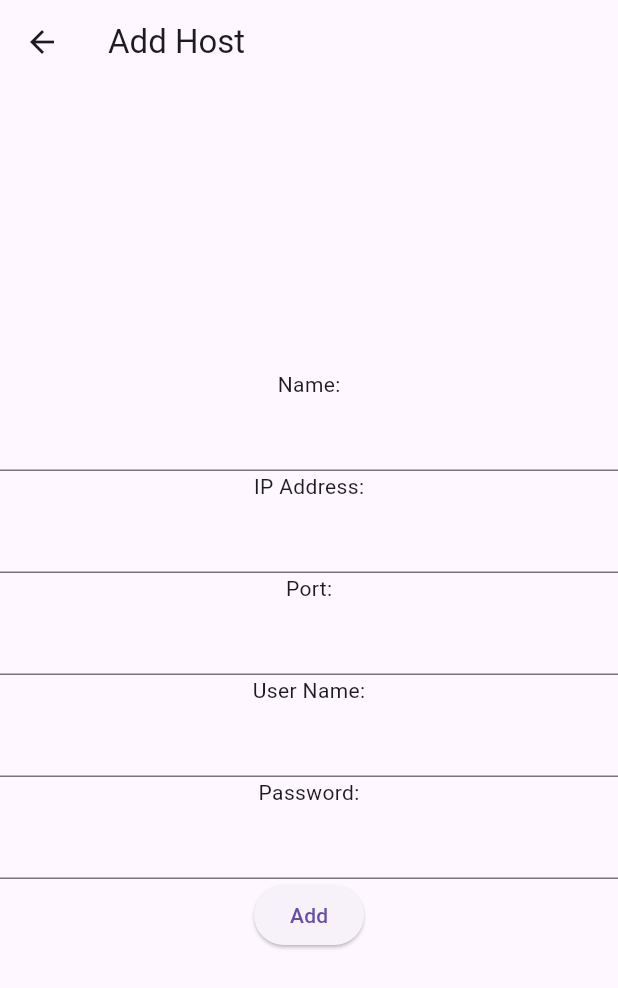
After one commit to atahatah/run-gpu-anywhere, a Flutter app: the HostListPage screen opened by its route, after a tap on the "add" icon, on a phone screen of 412 x 824 dp. The commit adds this screen. Shown: the top 988 px of the screen. Run offline on Flutter 3.47's test engine with Material 3 defaults, Android fonts, the phone set to English and light mode, and no system bars; our stand-ins replace flutter_secure_storage, freezed_annotation, go_router, hooks_riverpod, riverpod_annotation, shared_preferences; missing offline and left inert: dartssh2; accounts and stored records are empty; generated files the repository leaves out were written again.

Commit message:
feat: save ssh hosts and run ls on them

```diff
--- a/lib/src/model/entities/ssh/host.dart
+++ b/lib/src/model/entities/ssh/host.dart
@@ -6,6 +6,10 @@ part 'host.g.dart';
 class Host with _$Host {
   const factory Host({
     required String name,
+    required String ip,
+    required int port,
+    required String userName,
+    required String password,
   }) = _Host;
 
   factory Host.fromJson(Map<String, dynamic> json) => _$HostFromJson(json);
--- a/lib/src/model/use_cases/terminal/ssh_host_controller.dart
+++ b/lib/src/model/use_cases/terminal/ssh_host_controller.dart
@@ -1,5 +1,7 @@
 import 'package:flutter/material.dart';
+import 'package:flutter_secure_storage/flutter_secure_storage.dart';
 import 'package:riverpod_annotation/riverpod_annotation.dart';
+import 'package:shared_preferences/shared_preferences.dart';
 import '../../entities/ssh/host.dart';
 
 part 'ssh_host_controller.g.dart';
@@ -7,13 +9,88 @@ part 'ssh_host_controller.g.dart';
 /// SSHの接続先ホストを管理する
 @riverpod
 class SSHHostList extends _$SSHHostList {
-  List<Host> sshHostListMock = [Host(name: 'host1'), Host(name: 'host2')];
+  @override
+  Future<List<Host>> build() async {
+    return loadAllHosts();
+  }
 
   /// SSHの接続先ホストのリストを取得する
-  @override
-  Future<List<Host>> build() async {
+  Future<List<Host>> loadAllHosts() async {
     debugPrint('loading ssh host list...');
-    await Future<void>.delayed(const Duration(seconds: 1));
-    return sshHostListMock;
+    final prefs = await SharedPreferences.getInstance();
+    final hostNames = prefs.getStringList('hostNames') ?? [];
+    debugPrint('loaded ssh host list');
+    debugPrint('loading each host info...');
+    final hosts = <Host>[];
+    const secureStorage = FlutterSecureStorage();
+    for (final hostName in hostNames) {
+      final ip = prefs.getString('$hostName.ip');
+      final port = prefs.getInt('$hostName.port');
+      final username = prefs.getString('$hostName.username');
+      final password = await secureStorage.read(key: '$hostName.password');
+      if (ip == null || port == null || username == null || password == null) {
+        debugPrint('failed to load host info: $hostName');
+        continue;
+      }
+      hosts.add(
+        Host(
+          name: hostName,
+          ip: ip,
+          port: port,
+          userName: username,
+          password: password,
+        ),
+      );
+    }
+    return hosts;
+  }
+
+  Future<void> reload() async {
+    state = const AsyncLoading();
+    final newHostsList = await loadAllHosts();
+    state = AsyncData(newHostsList);
+  }
+
+  Future<void> addHost(Host host) async {
+    await state.when(
+      data: (hosts) async {
+        final prefs = await SharedPreferences.getInstance();
+        final hostNames = prefs.getStringList('hostNames') ?? [];
+        if (hostNames.contains(host.name)) {
+          throw Exception('Host already exists');
+        }
+        hostNames.add(host.name);
+        await prefs.setStringList('hostNames', hostNames);
+        await prefs.setString('${host.name}.ip', host.ip);
+        await prefs.setInt('${host.name}.port', host.port);
+        await prefs.setString('${host.name}.username', host.userName);
+        const secureStorage = FlutterSecureStorage();
+        await secureStorage.write(
+          key: '${host.name}.password',
+          value: host.password,
+        );
+        state = const AsyncLoading();
+        final newHostsList = await loadAllHosts();
+        state = AsyncData(newHostsList);
+      },
+      loading: () => throw Exception('Loading'),
+      error: (error, _) => throw Exception('Error: $error'),
+    );
+  }
+
+  Future<void> deleteAll() async {
+    final prefs = await SharedPreferences.getInstance();
+    await prefs.remove('hostNames');
+    final hostNames = prefs.getStringList('hostNames') ?? [];
+    for (final hostName in hostNames) {
+      await prefs.remove('$hostName.ip');
+      await prefs.remove('$hostName.port');
+      await prefs.remove('$hostName.username');
+      const secureStorage = FlutterSecureStorage();
+      await secureStorage.delete(key: '$hostName.password');
+    }
+    state = const AsyncLoading();
+    final newHostsList = await loadAllHosts();
+    state = AsyncData(newHostsList);
   }
 }
--- /dev/null
+++ b/lib/src/presentation/pages/host_list/add_host_page.dart
@@ -0,0 +1,70 @@
+import 'package:flutter/material.dart';
+import 'package:go_router/go_router.dart';
+import 'package:hooks_riverpod/hooks_riverpod.dart';
+import 'package:run_gpu_anywhere/src/model/entities/ssh/host.dart';
+import 'package:run_gpu_anywhere/src/model/use_cases/terminal/ssh_host_controller.dart';
+
+class AddHostPage extends ConsumerWidget {
+  AddHostPage({super.key});
+
+  static String get pageName => 'AddHostPage';
+  static String get pagePath => '/hosts_list/add_host';
+
+  final name = TextEditingController();
+  final ip = TextEditingController();
+  final port = TextEditingController();
+  final userName = TextEditingController();
+  final password = TextEditingController();
+
+  @override
+  Widget build(BuildContext context, WidgetRef ref) {
+    return Scaffold(
+      appBar: AppBar(
+        title: const Text('Add Host'),
+      ),
+      body: Center(
+        child: SingleChildScrollView(
+          child: Column(
+            children: [
+              const Text('Name:'),
+              TextField(controller: name),
+              const Text('IP Address:'),
+              TextField(
+                controller: ip,
+                keyboardType:
+                    const TextInputType.numberWithOptions(decimal: true),
+              ),
+              const Text('Port:'),
+              TextField(controller: port, keyboardType: TextInputType.number),
+              const Text('User Name:'),
+              TextField(
+                controller: userName,
+              ),
+              const Text('Password:'),
+              TextField(controller: password, obscureText: true),
+              ElevatedButton(
+                child: const Text('Add'),
+                onPressed: () async {
+                  final newHost = Host(
+                    name: name.text,
+                    ip: ip.text,
+                    port: int.parse(port.text),
+                    userName: userName.text,
+                    password: password.text,
+                  );
+                  final sshHostListController =
+                      ref.read(sSHHostListProvider.notifier);
+                  await sshHostListController.addHost(newHost);
+                  if (!context.mounted) {
+                    return;
+                  }
+                  GoRouter.of(context).pop();
+                },
+              ),
+            ],
+          ),
+        ),
+      ),
+    );
+  }
+}
--- /dev/null
+++ b/lib/src/presentation/pages/host_list/host_list_page.dart
@@ -0,0 +1,55 @@
+import 'package:flutter/material.dart';
+import 'package:go_router/go_router.dart';
+import 'package:hooks_riverpod/hooks_riverpod.dart';
+import 'package:run_gpu_anywhere/src/model/use_cases/terminal/ssh_host_controller.dart';
+import 'package:run_gpu_anywhere/src/presentation/pages/host_list/add_host_page.dart';
+
+class HostListPage extends ConsumerWidget {
+  const HostListPage({super.key});
+
+  static String get pageName => 'HostsListPage';
+  static String get pagePath => '/hosts_list';
+
+  @override
+  Widget build(BuildContext context, WidgetRef ref) {
+    final hosts = ref.watch(sSHHostListProvider);
+    return Scaffold(
+      appBar: AppBar(
+        title: const Text('Hosts List'),
+        actions: [
+          IconButton(
+            icon: const Icon(Icons.add),
+            onPressed: () {
+              GoRouter.of(context).push(AddHostPage.pagePath);
+            },
+          ),
+          IconButton(
+            icon: const Icon(Icons.delete),
+            onPressed: () {
+              ref.read(sSHHostListProvider.notifier).deleteAll();
+            },
+          ),
+        ],
+      ),
+      body: hosts.when(
+        loading: () => const CircularProgressIndicator(),
+        error: (error, stackTrace) => Text('Error: $error'),
+        data: (loadedHosts) {
+          if (loadedHosts.isEmpty) {
+            return const Text('No hosts');
+          }
+          return ListView.builder(
+            itemCount: loadedHosts.length,
+            itemBuilder: (context, index) {
+              final host = loadedHosts[index];
+              return ListTile(
+                title: Text(host.name),
+                onTap: () {},
+              );
+            },
+          );
+        },
+      ),
+    );
+  }
+}
--- /dev/null
+++ b/lib/src/presentation/router/router.dart
@@ -0,0 +1,68 @@
+import 'package:flutter/foundation.dart';
+import 'package:flutter/material.dart';
+import 'package:go_router/go_router.dart';
+import 'package:riverpod_annotation/riverpod_annotation.dart';
+import 'package:run_gpu_anywhere/src/presentation/pages/host_list/add_host_page.dart';
+import 'package:run_gpu_anywhere/src/presentation/pages/host_list/host_list_page.dart';
+import 'package:run_gpu_anywhere/src/presentation/pages/main/main_page.dart';
+import 'package:run_gpu_anywhere/src/presentation/pages/terminal/terminal_page.dart';
+
+part 'router.g.dart';
+
+@riverpod
+GlobalKey<NavigatorState> navigatorKey(NavigatorKeyRef ref) {
+  return GlobalKey<NavigatorState>();
+}
+
+@riverpod
+GoRouter router(RouterRef ref) {
+  final navigatorKey = ref.watch(navigatorKeyProvider);
+
+  return GoRouter(
+    navigatorKey: navigatorKey,
+    initialLocation: TerminalPage.pagePath,
+    debugLogDiagnostics: kDebugMode,
+    routes: [
+      GoRoute(
+        path: MainPage.pagePath,
+        name: MainPage.pageName,
+        pageBuilder: (_, state) {
+          return NoTransitionPage<void>(
+            key: state.pageKey,
+            child: const MainPage(),
+          );
+        },
+      ),
+      GoRoute(
+        path: TerminalPage.pagePath,
+        name: TerminalPage.pageName,
+        pageBuilder: (_, state) {
+          return NoTransitionPage<void>(
+            key: state.pageKey,
+            child: const TerminalPage(),
+          );
+        },
+      ),
+      GoRoute(
+        path: HostListPage.pagePath,
+        name: HostListPage.pageName,
+        pageBuilder: (_, state) {
+          return NoTransitionPage<void>(
+            key: state.pageKey,
+            child: const HostListPage(),
+          );
+        },
+      ),
+      GoRoute(
+        path: AddHostPage.pagePath,
+        name: AddHostPage.pageName,
+        pageBuilder: (_, state) {
+          return NoTransitionPage<void>(
+            key: state.pageKey,
+            child: AddHostPage(),
+          );
+        },
+      ),
+    ],
+  );
+}
--- a/pubspec.yaml
+++ b/pubspec.yaml
@@ -44,6 +44,9 @@ dependencies:
   go_router: ^14.1.1
   flutter_localization: ^0.2.0
   json_annotation: ^4.9.0
+  dartssh2: ^2.8.2
+  flutter_secure_storage: ^9.2.1
+  shared_preferences: ^2.2.3
 
 dev_dependencies:
   flutter_test:
```
Also changed, not shown: lib/app.dart (+6 -3 lines), lib/src/model/repositories/local_storage/secure_local_storage.dart (added, +24 -0 lines), lib/src/model/repositories/local_storage/shared_preferences.dart (added, +12 -0 lines), lib/src/model/repositories/ssh/ssh_client.dart (added, +56 -0 lines), lib/src/presentation/pages/main/main_page.dart (+22 -6 lines), lib/src/presentation/pages/terminal/terminal_page.dart (+54 -4 lines), pubspec.lock, 6 other files.
